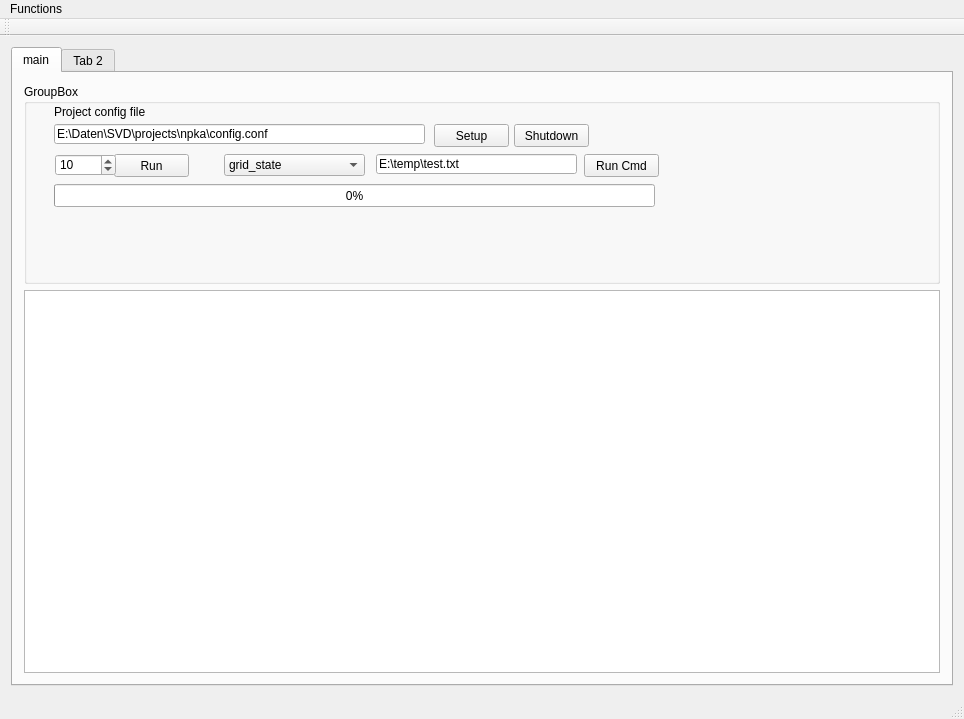
First picture: the form in SVDModel/SVDUI/mainwindow.ui, repository edfm-tum/SVD, before the edit.
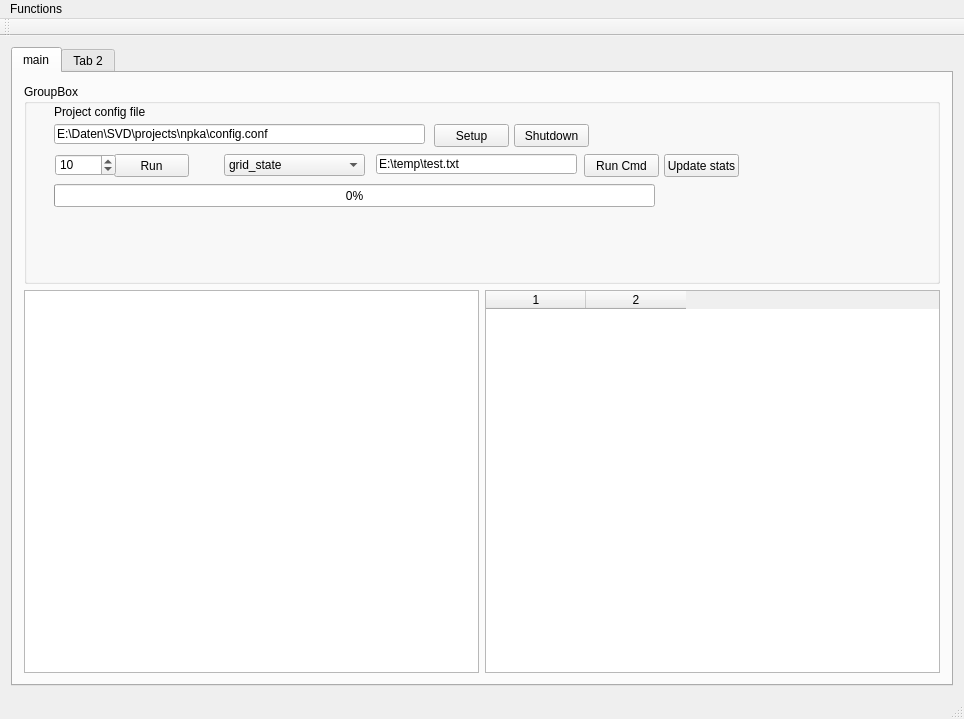
Second picture: the form after the edit.

What changed in the file:
```diff
--- a/SVDModel/SVDUI/mainwindow.ui
+++ b/SVDModel/SVDUI/mainwindow.ui
@@ -14,8 +14,8 @@
    <string>TFRunner</string>
   </property>
   <widget class="QWidget" name="centralWidget">
-   <layout class="QVBoxLayout" name="verticalLayout_2">
-    <item>
+   <layout class="QGridLayout" name="gridLayout">
+    <item row="0" column="0">
      <widget class="QTabWidget" name="tabWidget">
       <property name="currentIndex">
        <number>0</number>
@@ -24,8 +24,11 @@
        <attribute name="title">
         <string>main</string>
        </attribute>
-       <layout class="QVBoxLayout" name="verticalLayout">
-        <item>
+       <layout class="QGridLayout" name="gridLayout_2">
+        <item row="1" column="0">
+         <widget class="QPlainTextEdit" name="lLog"/>
+        </item>
+        <item row="0" column="0" colspan="2">
          <widget class="QGroupBox" name="groupBox_3">
           <property name="minimumSize">
            <size>
@@ -204,10 +207,29 @@
             <number>0</number>
            </property>
           </widget>
+          <widget class="QPushButton" name="pbUpdateStats">
+           <property name="geometry">
+            <rect>
+             <x>640</x>
+             <y>70</y>
+             <width>75</width>
+             <height>23</height>
+            </rect>
+           </property>
+           <property name="text">
+            <string>Update stats</string>
+           </property>
+          </widget>
          </widget>
         </item>
-        <item>
-         <widget class="QPlainTextEdit" name="lLog"/>
+        <item row="1" column="1">
+         <widget class="QTableWidget" name="listStatus">
+          <property name="columnCount">
+           <number>2</number>
+          </property>
+          <column/>
+          <column/>
+         </widget>
         </item>
        </layout>
       </widget>
```
